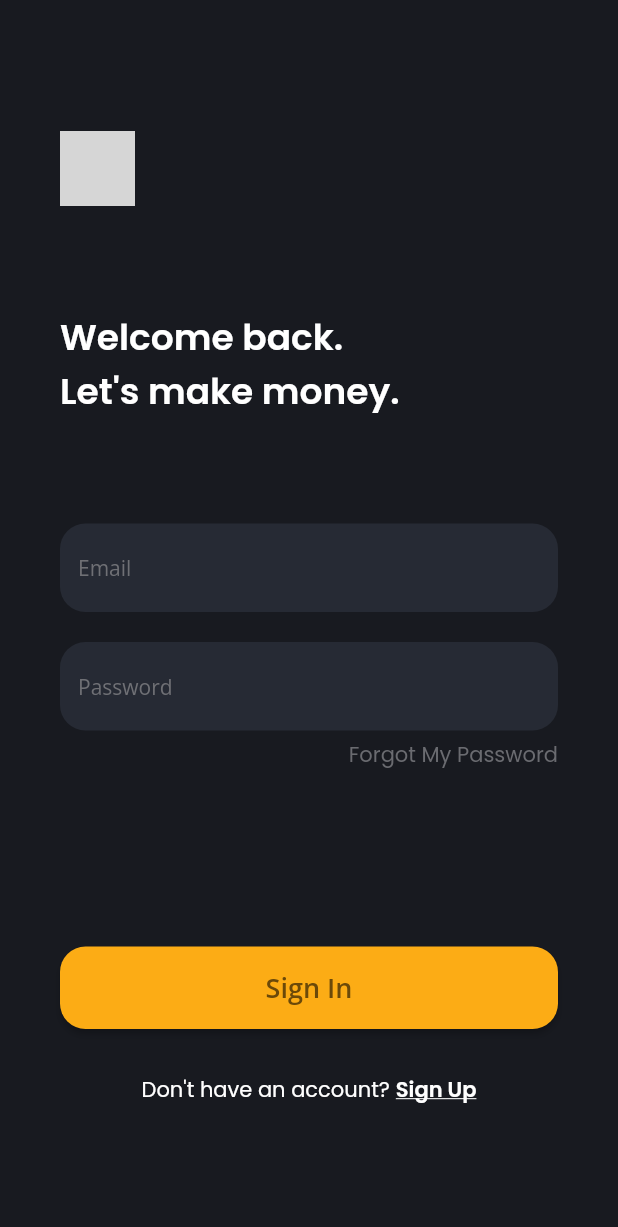
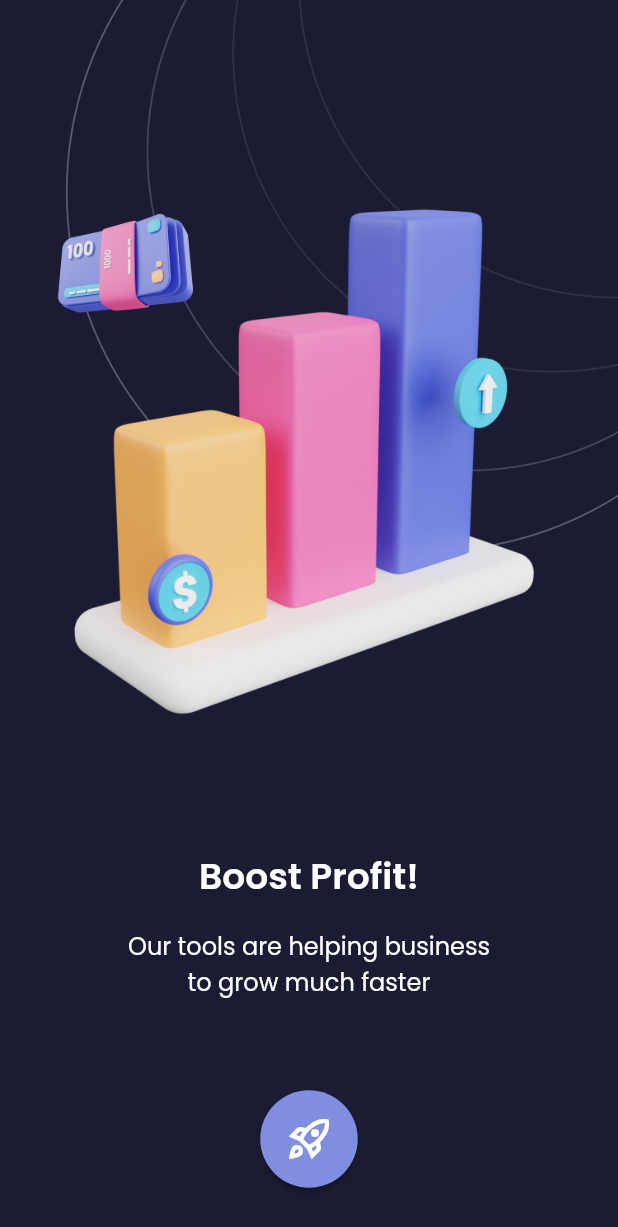
Before and after one commit to k-ardliyan/seven_days_flutter, a Flutter app: the screen it shows after launch, on a phone screen of 412 x 824 dp. Shown: the top 1227 px of the screen. Run offline on Flutter 3.47's test engine with Material 2 defaults, Android fonts, the phone set to English and light mode, and no system bars; our stand-ins replace google_fonts; grey boxes are pictures that could not be loaded.

Commit message:
day 4 clear

```diff
--- a/lib/main.dart
+++ b/lib/main.dart
@@ -1,5 +1,7 @@
 import 'package:flutter/material.dart';
+import 'package:seven_days_flutter/pages/first_empty.dart';
 import 'package:seven_days_flutter/pages/first_signin.dart';
+import 'package:seven_days_flutter/pages/second_empty.dart';
 import 'package:seven_days_flutter/pages/second_signin.dart';
 import 'package:seven_days_flutter/pages/first_started.dart';
 import 'package:seven_days_flutter/pages/second_splash.dart';
@@ -15,7 +17,7 @@ class SevenDays extends StatelessWidget {
   Widget build(BuildContext context) {
     return const MaterialApp(
       debugShowCheckedModeBanner: false,
-      home: FirstSignIn(),
+      home: SecondEmpty(),
     );
   }
 }
--- a/lib/pages/first_signin.dart
+++ b/lib/pages/first_signin.dart
@@ -9,14 +9,15 @@ class FirstSignIn extends StatelessWidget {
     return Scaffold(
       backgroundColor: const Color(0xff181A20),
       body: SafeArea(
+        child: SingleChildScrollView(
           child: Padding(
-          padding: const EdgeInsets.symmetric(horizontal: 40),
+            padding: const EdgeInsets.only(left: 40, right: 40, top: 50),
             child: Column(
               mainAxisAlignment: MainAxisAlignment.center,
               crossAxisAlignment: CrossAxisAlignment.start,
               children: [
                 Image.asset(
-                'logo.png',
+                  'assets/logo.png',
                   width: 50,
                 ),
                 const SizedBox(height: 70),
@@ -130,6 +131,7 @@ class FirstSignIn extends StatelessWidget {
             ),
           ),
         ),
+      ),
     );
   }
 }
--- /dev/null
+++ b/lib/pages/second_empty.dart
@@ -0,0 +1,45 @@
+import 'package:flutter/material.dart';
+import 'package:google_fonts/google_fonts.dart';
+
+class SecondEmpty extends StatelessWidget {
+  const SecondEmpty({Key? key}) : super(key: key);
+
+  @override
+  Widget build(BuildContext context) {
+    return Scaffold(
+      backgroundColor: const Color(0xff1B1B33),
+      body: Column(
+        children: [
+          Image.asset('assets/illustration_dark.png'),
+          const SizedBox(height: 68),
+          Text(
+            'Boost Profit!',
+            style: GoogleFonts.poppins(
+              fontSize: 24,
+              color: Colors.white,
+              fontWeight: FontWeight.w600,
+            ),
+          ),
+          const SizedBox(height: 16),
+          Text(
+            'Our tools are helping business\nto grow much faster',
+            textAlign: TextAlign.center,
+            style: GoogleFonts.poppins(
+              fontSize: 16,
+              color: Colors.white,
+            ),
+          ),
+          const SizedBox(height: 60),
+          ElevatedButton(
+            style: ElevatedButton.styleFrom(
+                primary: Color(0xff808EE0),
+                shape: CircleBorder(),
+                minimumSize: Size.fromHeight(65)),
+            child: Icon(Icons.rocket_launch_outlined, size: 32),
+            onPressed: () => {},
+          )
+        ],
+      ),
+    );
+  }
+}
--- /dev/null
+++ b/lib/widgets/theme.dart
@@ -0,0 +1,4 @@
+import 'package:flutter/material.dart';
+import 'package:google_fonts/google_fonts.dart';
+
+class Theme {}
```
Also changed, not shown: lib/pages/first_empty.dart (+48 -1 lines), lib/pages/second_signin.dart (+9 -3 lines), assets/illustration_dark.png (added), assets/illustration_light.png (added), 2 other files. Lines whose indentation alone changed are shown as unchanged.
